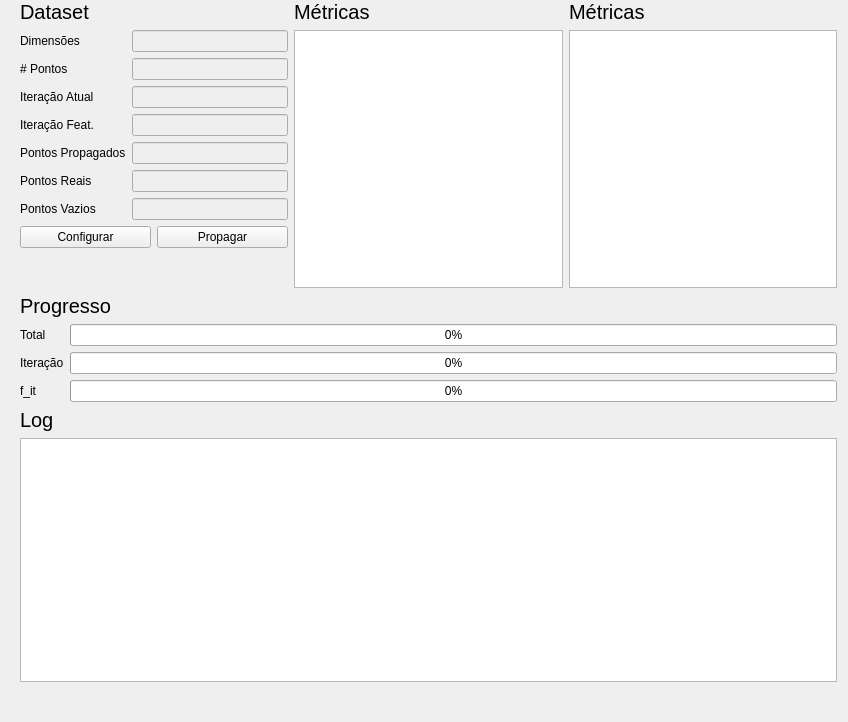
This is src/alg/qt/train.ui in georgeteodoro/petroiageo as Qt 5 draws it before an edit. The edited form follows.
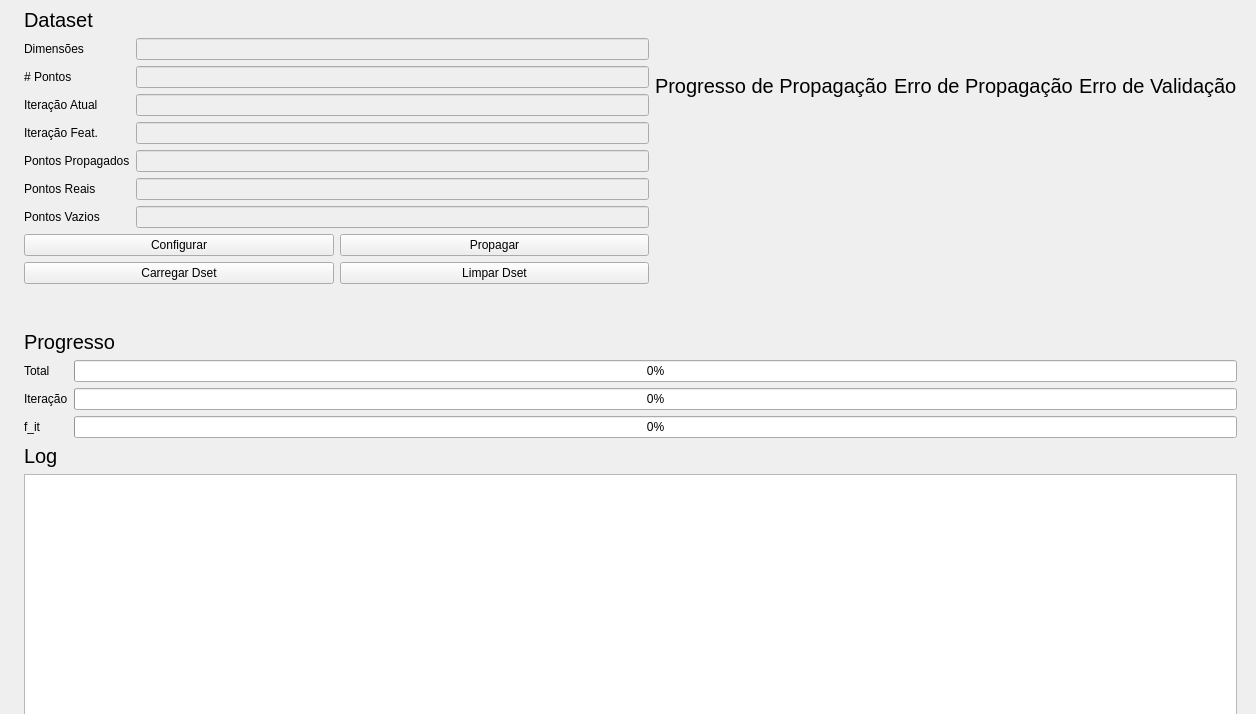
This is the edited form. Icons and pictures are not drawn.

Patch:
```diff
--- a/src/alg/qt/train.ui
+++ b/src/alg/qt/train.ui
@@ -6,8 +6,8 @@
    <rect>
     <x>0</x>
     <y>0</y>
-    <width>848</width>
-    <height>722</height>
+    <width>1256</width>
+    <height>714</height>
    </rect>
   </property>
   <property name="windowTitle">
@@ -16,17 +16,17 @@
   <widget class="QWidget" name="">
    <property name="geometry">
     <rect>
-     <x>20</x>
-     <y>0</y>
-     <width>817</width>
-     <height>682</height>
+     <x>24</x>
+     <y>8</y>
+     <width>1213</width>
+     <height>715</height>
     </rect>
    </property>
-   <layout class="QVBoxLayout" name="verticalLayout_2">
+   <layout class="QVBoxLayout" name="verticalLayout_9">
     <item>
      <layout class="QHBoxLayout" name="horizontalLayout_2">
       <item>
-       <layout class="QVBoxLayout" name="verticalLayout">
+       <layout class="QVBoxLayout" name="verticalLayout_3">
         <item>
          <widget class="QLabel" name="label_15">
           <property name="font">
@@ -144,18 +144,64 @@
         <item>
          <layout class="QHBoxLayout" name="horizontalLayout">
           <item>
-           <widget class="QPushButton" name="configButton">
-            <property name="text">
-             <string>Configurar</string>
-            </property>
-           </widget>
+           <layout class="QVBoxLayout" name="verticalLayout">
+            <item>
+             <widget class="QPushButton" name="configButton">
+              <property name="minimumSize">
+               <size>
+                <width>101</width>
+                <height>0</height>
+               </size>
+              </property>
+              <property name="text">
+               <string>Configurar</string>
+              </property>
+             </widget>
+            </item>
+            <item>
+             <widget class="QPushButton" name="dsetLoadButton">
+              <property name="minimumSize">
+               <size>
+                <width>101</width>
+                <height>0</height>
+               </size>
+              </property>
+              <property name="text">
+               <string>Carregar Dset</string>
+              </property>
+             </widget>
+            </item>
+           </layout>
           </item>
           <item>
-           <widget class="QPushButton" name="propagateButton">
-            <property name="text">
-             <string>Propagar</string>
-            </property>
-           </widget>
+           <layout class="QVBoxLayout" name="verticalLayout_2">
+            <item>
+             <widget class="QPushButton" name="propagateButton">
+              <property name="minimumSize">
+               <size>
+                <width>101</width>
+                <height>0</height>
+               </size>
+              </property>
+              <property name="text">
+               <string>Propagar</string>
+              </property>
+             </widget>
+            </item>
+            <item>
+             <widget class="QPushButton" name="dsetClearButton">
+              <property name="minimumSize">
+               <size>
+                <width>101</width>
+                <height>0</height>
+               </size>
+              </property>
+              <property name="text">
+               <string>Limpar Dset</string>
+              </property>
+             </widget>
+            </item>
+           </layout>
           </item>
          </layout>
         </item>
@@ -175,26 +221,7 @@
        </layout>
       </item>
       <item>
-       <layout class="QVBoxLayout" name="verticalLayout_8">
-        <item>
-         <widget class="QLabel" name="label_29">
-          <property name="font">
-           <font>
-            <pointsize>15</pointsize>
-           </font>
-          </property>
-          <property name="text">
-           <string>Métricas</string>
-          </property>
-         </widget>
-        </item>
-        <item>
-         <widget class="QGraphicsView" name="graphicsView_2"/>
-        </item>
-       </layout>
-      </item>
-      <item>
-       <layout class="QVBoxLayout" name="verticalLayout_6">
+       <layout class="QVBoxLayout" name="verticalLayout_5">
         <item>
          <widget class="QLabel" name="label_23">
           <property name="font">
@@ -203,12 +230,113 @@
            </font>
           </property>
           <property name="text">
-           <string>Métricas</string>
+           <string>Progresso de Propagação</string>
           </property>
          </widget>
         </item>
         <item>
-         <widget class="QGraphicsView" name="graphicsView"/>
+         <widget class="QLabel" name="label_30">
+          <property name="maximumSize">
+           <size>
+            <width>300</width>
+            <height>300</height>
+           </size>
+          </property>
+          <property name="font">
+           <font>
+            <pointsize>15</pointsize>
+           </font>
+          </property>
+          <property name="text">
+           <string/>
+          </property>
+          <property name="pixmap">
+           <pixmap>progress-placeholder.png</pixmap>
+          </property>
+          <property name="scaledContents">
+           <bool>true</bool>
+          </property>
+         </widget>
+        </item>
+       </layout>
+      </item>
+      <item>
+       <layout class="QVBoxLayout" name="verticalLayout_6">
+        <item>
+         <widget class="QLabel" name="label_29">
+          <property name="font">
+           <font>
+            <pointsize>15</pointsize>
+           </font>
+          </property>
+          <property name="text">
+           <string>Erro de Propagação</string>
+          </property>
+         </widget>
+        </item>
+        <item>
+         <widget class="QLabel" name="label_31">
+          <property name="maximumSize">
+           <size>
+            <width>300</width>
+            <height>300</height>
+           </size>
+          </property>
+          <property name="font">
+           <font>
+            <pointsize>15</pointsize>
+           </font>
+          </property>
+          <property name="text">
+           <string/>
+          </property>
+          <property name="pixmap">
+           <pixmap>error-placeholder.png</pixmap>
+          </property>
+          <property name="scaledContents">
+           <bool>true</bool>
+          </property>
+         </widget>
+        </item>
+       </layout>
+      </item>
+      <item>
+       <layout class="QVBoxLayout" name="verticalLayout_8">
+        <item>
+         <widget class="QLabel" name="label_32">
+          <property name="font">
+           <font>
+            <pointsize>15</pointsize>
+           </font>
+          </property>
+          <property name="text">
+           <string>Erro de Validação</string>
+          </property>
+         </widget>
+        </item>
+        <item>
+         <widget class="QLabel" name="label_33">
+          <property name="maximumSize">
+           <size>
+            <width>300</width>
+            <height>300</height>
+           </size>
+          </property>
+          <property name="font">
+           <font>
+            <pointsize>15</pointsize>
+           </font>
+          </property>
+          <property name="text">
+           <string/>
+          </property>
+          <property name="pixmap">
+           <pixmap>validation-placeholder.png</pixmap>
+          </property>
+          <property name="scaledContents">
+           <bool>true</bool>
+          </property>
+         </widget>
         </item>
        </layout>
       </item>
```
